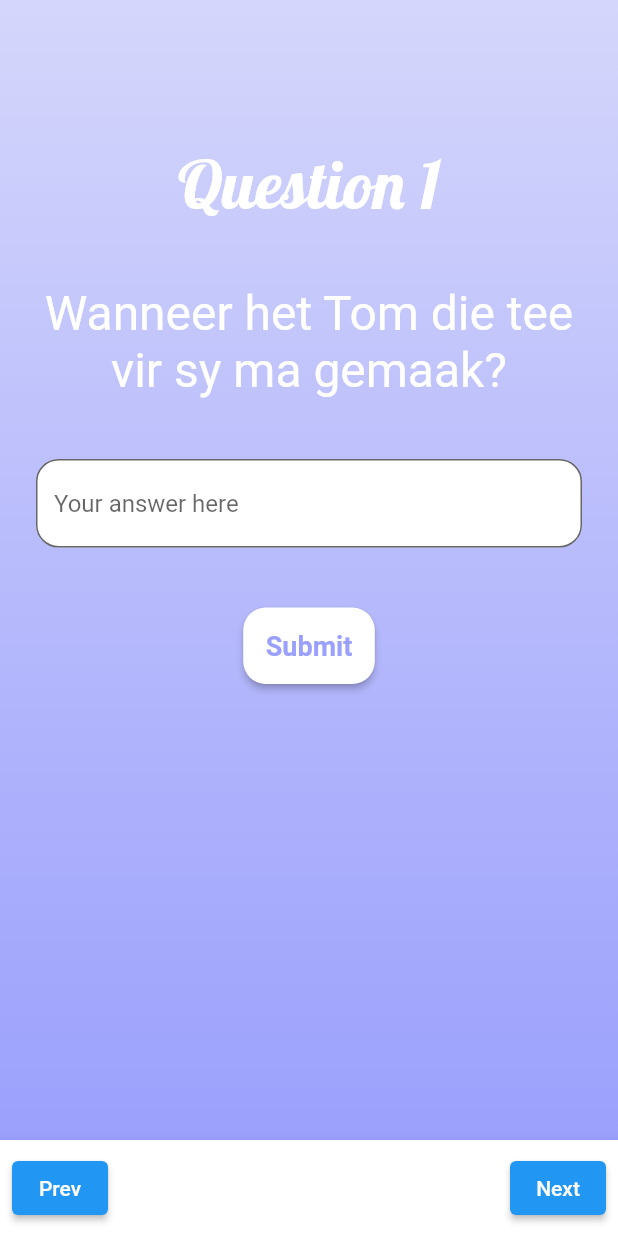
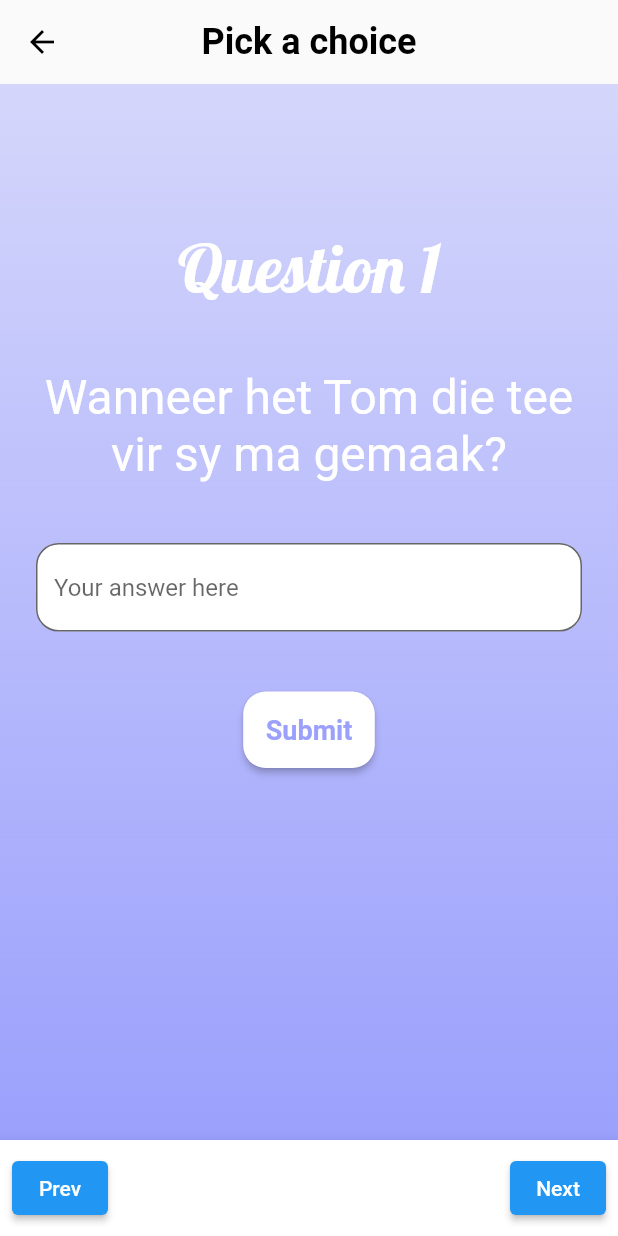
Before and after one commit to raees-wits/Praktyk, a Flutter app: the ShortAnswerQuestions screen opened directly, on a phone screen of 412 x 824 dp. Run offline on Flutter 3.47's test engine with Material 2 defaults, Android fonts, the phone set to English and light mode, and no system bars; our stand-ins replace bottom_navy_bar, cloud_firestore, firebase_core, fluttertoast; accounts and stored records are empty; Roboto replaces fonts that are missing (NunitoSans).

Commit message:
Updated sort answer questions

```diff
--- a/lib/screens/activity_short_answer.dart
+++ b/lib/screens/activity_short_answer.dart
@@ -55,6 +55,23 @@
   @override
   Widget build(BuildContext context) {
     return Scaffold(
+      appBar: AppBar(
+        backgroundColor: Colors.transparent,
+        elevation: 0.0,
+        leading: IconButton(
+          icon: Icon(Icons.arrow_back, color: Colors.black), // Set the arrow icon color
+          onPressed: () => Navigator.of(context).pop(), // Pop the current screen
+        ),
+        title: Text(
+          "Pick a choice",
+          style: TextStyle(
+            fontSize: 24,
+            fontWeight: FontWeight.bold,
+            color: Colors.black,
+          ),
+        ),
+        centerTitle: true,
+      ),
       body: AnnotatedRegion<SystemUiOverlayStyle>(
         value: SystemUiOverlayStyle.light,
         child: Container(
```
